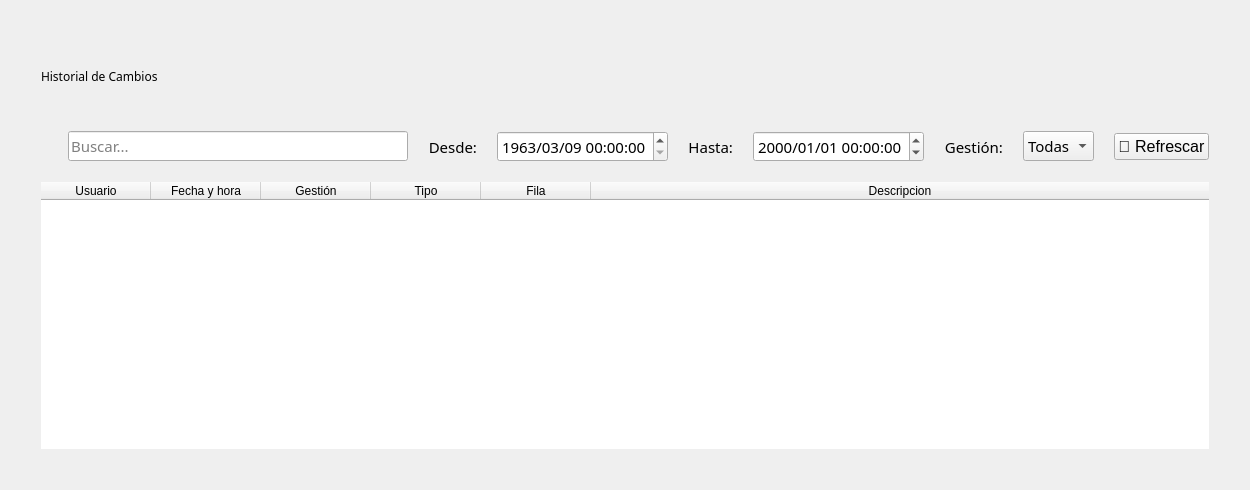
Qt form blustock/ui/screens_uis/historial.ui (MaxAPBusiness/Blustock) before a commit.
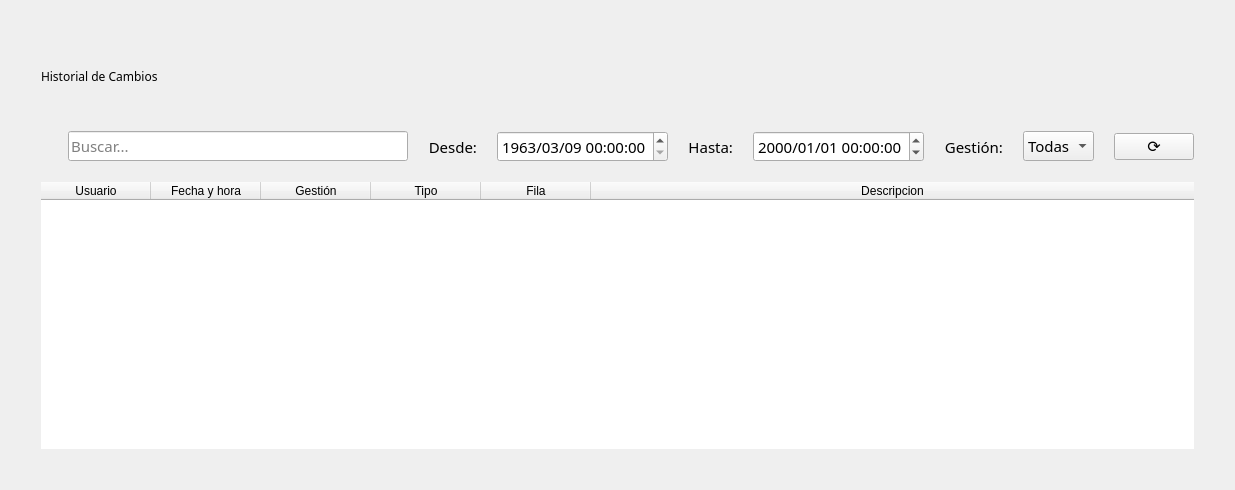
The same form after that commit. Icons and pictures are not drawn.

Commit message: Rediseñé los botones de refrescar.

```diff
--- a/blustock/ui/screens_uis/historial.ui
+++ b/blustock/ui/screens_uis/historial.ui
@@ -260,7 +260,7 @@
           </font>
          </property>
          <property name="text">
-          <string>🔄 Refrescar</string>
+          <string>⟳</string>
          </property>
         </widget>
        </item>
```
The commit also changes 10 other files.
